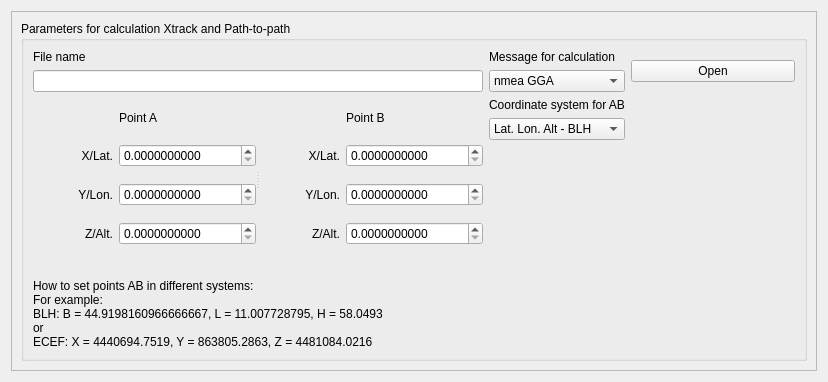
First picture: the form in path_to_path/read_file_dialog/file_view/file_widget.ui, repository peace2017/path_to_path, before the edit.
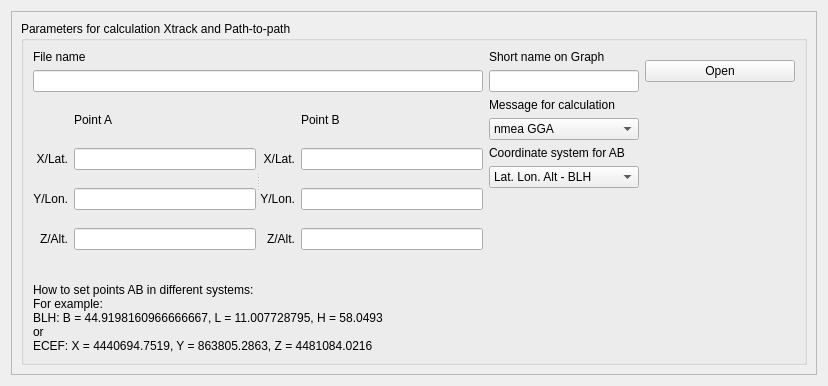
Second picture: the form after the edit.

What changed in the file:
```diff
--- a/path_to_path/read_file_dialog/file_view/file_widget.ui
+++ b/path_to_path/read_file_dialog/file_view/file_widget.ui
@@ -7,7 +7,7 @@
     <x>0</x>
     <y>0</y>
     <width>828</width>
-    <height>382</height>
+    <height>386</height>
    </rect>
   </property>
   <property name="windowTitle">
@@ -39,11 +39,36 @@
          <string>Parameters for calculation Xtrack and Path-to-path</string>
         </property>
         <layout class="QGridLayout" name="gridLayout_3">
-         <item row="2" column="1">
-          <layout class="QVBoxLayout" name="verticalLayout_4" stretch="0,0,0">
+         <item row="3" column="1">
+          <layout class="QVBoxLayout" name="verticalLayout_4" stretch="0,0,0,0">
            <property name="spacing">
             <number>6</number>
            </property>
+           <item>
+            <layout class="QVBoxLayout" name="verticalLayout">
+             <item>
+              <widget class="QLabel" name="label_2">
+               <property name="text">
+                <string>Message for calculation</string>
+               </property>
+              </widget>
+             </item>
+             <item>
+              <widget class="QComboBox" name="comboBox_calc">
+               <item>
+                <property name="text">
+                 <string>nmea GGA</string>
+                </property>
+               </item>
+               <item>
+                <property name="text">
+                 <string>binary PV</string>
+                </property>
+               </item>
+              </widget>
+             </item>
+            </layout>
+           </item>
            <item>
             <widget class="QLabel" name="label_6">
              <property name="maximumSize">
@@ -86,83 +111,21 @@
            </item>
           </layout>
          </item>
-         <item row="0" column="1">
-          <layout class="QVBoxLayout" name="verticalLayout">
+         <item row="1" column="1">
+          <layout class="QVBoxLayout" name="verticalLayout_2">
            <item>
-            <widget class="QLabel" name="label_2">
+            <widget class="QLabel" name="label_13">
              <property name="text">
-              <string>Message for calculation</string>
+              <string>Short name on Graph</string>
              </property>
             </widget>
            </item>
            <item>
-            <widget class="QComboBox" name="comboBox_calc">
-             <item>
-              <property name="text">
-               <string>nmea GGA</string>
-              </property>
-             </item>
-             <item>
-              <property name="text">
-               <string>binary PV</string>
-              </property>
-             </item>
-            </widget>
+            <widget class="QLineEdit" name="lineEdit_2"/>
            </item>
           </layout>
          </item>
-         <item row="4" column="0" colspan="3">
-          <widget class="QLabel" name="label_5">
-           <property name="text">
-            <string>
-How to set points AB in different systems:
-For example:
-BLH: B = 44.9198160966666667, L = 11.007728795, H = 58.0493
-or
-ECEF: X = 4440694.7519, Y = 863805.2863, Z = 4481084.0216</string>
-           </property>
-          </widget>
-         </item>
-         <item row="0" column="0">
-          <layout class="QVBoxLayout" name="verticalLayout_3">
-           <item>
-            <widget class="QLabel" name="label">
-             <property name="text">
-              <string>File name</string>
-             </property>
-            </widget>
-           </item>
-           <item>
-            <widget class="QLineEdit" name="lineEdit">
-             <property name="sizePolicy">
-              <sizepolicy hsizetype="Expanding" vsizetype="Minimum">
-               <horstretch>0</horstretch>
-               <verstretch>0</verstretch>
-              </sizepolicy>
-             </property>
-             <property name="minimumSize">
-              <size>
-               <width>200</width>
-               <height>0</height>
-              </size>
-             </property>
-             <property name="maximumSize">
-              <size>
-               <width>16777215</width>
-               <height>16777215</height>
-              </size>
-             </property>
-             <property name="layoutDirection">
-              <enum>Qt::RightToLeft</enum>
-             </property>
-             <property name="autoFillBackground">
-              <bool>false</bool>
-             </property>
-            </widget>
-           </item>
-          </layout>
-         </item>
-         <item row="0" column="2">
+         <item row="1" column="2">
           <widget class="QPushButton" name="pushButton">
            <property name="sizePolicy">
             <sizepolicy hsizetype="MinimumExpanding" vsizetype="Fixed">
@@ -184,7 +147,19 @@
            </property>
           </widget>
          </item>
-         <item row="2" column="0">
+         <item row="4" column="0" colspan="3">
+          <widget class="QLabel" name="label_5">
+           <property name="text">
+            <string>
+How to set points AB in different systems:
+For example:
+BLH: B = 44.9198160966666667, L = 11.007728795, H = 58.0493
+or
+ECEF: X = 4440694.7519, Y = 863805.2863, Z = 4481084.0216</string>
+           </property>
+          </widget>
+         </item>
+         <item row="3" column="0">
           <widget class="QSplitter" name="splitter">
            <property name="minimumSize">
             <size>
@@ -206,16 +181,6 @@
            </property>
            <widget class="QWidget" name="layoutWidget">
             <layout class="QGridLayout" name="gridLayout">
-             <item row="2" column="1">
-              <widget class="QDoubleSpinBox" name="doubleSpinBox_Ax">
-               <property name="decimals">
-                <number>10</number>
-               </property>
-               <property name="maximum">
-                <double>9999999.990000000223517</double>
-               </property>
-              </widget>
-             </item>
              <item row="2" column="0">
               <widget class="QLabel" name="label_7">
                <property name="layoutDirection">
@@ -239,16 +204,6 @@
                </property>
               </widget>
              </item>
-             <item row="3" column="1">
-              <widget class="QDoubleSpinBox" name="doubleSpinBox_Ay">
-               <property name="decimals">
-                <number>10</number>
-               </property>
-               <property name="maximum">
-                <double>9999999.990000000223517</double>
-               </property>
-              </widget>
-             </item>
              <item row="4" column="0">
               <widget class="QLabel" name="label_9">
                <property name="text">
@@ -259,16 +214,6 @@
                </property>
               </widget>
              </item>
-             <item row="4" column="1">
-              <widget class="QDoubleSpinBox" name="doubleSpinBox_Az">
-               <property name="decimals">
-                <number>10</number>
-               </property>
-               <property name="maximum">
-                <double>9999999.990000000223517</double>
-               </property>
-              </widget>
-             </item>
              <item row="0" column="1">
               <widget class="QLabel" name="label_3">
                <property name="maximumSize">
@@ -282,6 +227,15 @@
                </property>
               </widget>
              </item>
+             <item row="2" column="1">
+              <widget class="QLineEdit" name="lineEdit_Ax"/>
+             </item>
+             <item row="3" column="1">
+              <widget class="QLineEdit" name="lineEdit_Ay"/>
+             </item>
+             <item row="4" column="1">
+              <widget class="QLineEdit" name="lineEdit_Az"/>
+             </item>
             </layout>
            </widget>
            <widget class="QWidget" name="layoutWidget_2">
@@ -316,51 +270,6 @@
                </property>
               </widget>
              </item>
-             <item row="1" column="2">
-              <widget class="QDoubleSpinBox" name="doubleSpinBox_Bx">
-               <property name="suffix">
-                <string/>
-               </property>
-               <property name="decimals">
-                <number>10</number>
-               </property>
-               <property name="maximum">
-                <double>9999999.990000000223517</double>
-               </property>
-               <property name="singleStep">
-                <double>1.000000000000000</double>
-               </property>
-              </widget>
-             </item>
-             <item row="2" column="2">
-              <widget class="QDoubleSpinBox" name="doubleSpinBox_By">
-               <property name="decimals">
-                <number>10</number>
-               </property>
-               <property name="maximum">
-                <double>9999999.990000000223517</double>
-               </property>
-              </widget>
-             </item>
-             <item row="3" column="2">
-              <widget class="QDoubleSpinBox" name="doubleSpinBox_Bz">
-               <property name="autoFillBackground">
-                <bool>false</bool>
-               </property>
-               <property name="inputMethodHints">
-                <set>Qt::ImhFormattedNumbersOnly</set>
-               </property>
-               <property name="wrapping">
-                <bool>false</bool>
-               </property>
-               <property name="decimals">
-                <number>10</number>
-               </property>
-               <property name="maximum">
-                <double>9999999.990000000223517</double>
-               </property>
-              </widget>
-             </item>
              <item row="0" column="2">
               <widget class="QLabel" name="label_4">
                <property name="maximumSize">
@@ -374,10 +283,58 @@
                </property>
               </widget>
              </item>
+             <item row="1" column="2">
+              <widget class="QLineEdit" name="lineEdit_Bx"/>
+             </item>
+             <item row="2" column="2">
+              <widget class="QLineEdit" name="lineEdit_By"/>
+             </item>
+             <item row="3" column="2">
+              <widget class="QLineEdit" name="lineEdit_Bz"/>
+             </item>
             </layout>
            </widget>
           </widget>
          </item>
+         <item row="1" column="0">
+          <layout class="QVBoxLayout" name="verticalLayout_3">
+           <item>
+            <widget class="QLabel" name="label">
+             <property name="text">
+              <string>File name</string>
+             </property>
+            </widget>
+           </item>
+           <item>
+            <widget class="QLineEdit" name="lineEdit">
+             <property name="sizePolicy">
+              <sizepolicy hsizetype="Expanding" vsizetype="Minimum">
+               <horstretch>0</horstretch>
+               <verstretch>0</verstretch>
+              </sizepolicy>
+             </property>
+             <property name="minimumSize">
+              <size>
+               <width>200</width>
+               <height>0</height>
+              </size>
+             </property>
+             <property name="maximumSize">
+              <size>
+               <width>16777215</width>
+               <height>16777215</height>
+              </size>
+             </property>
+             <property name="layoutDirection">
+              <enum>Qt::RightToLeft</enum>
+             </property>
+             <property name="autoFillBackground">
+              <bool>false</bool>
+             </property>
+            </widget>
+           </item>
+          </layout>
+         </item>
         </layout>
        </widget>
       </item>
```
